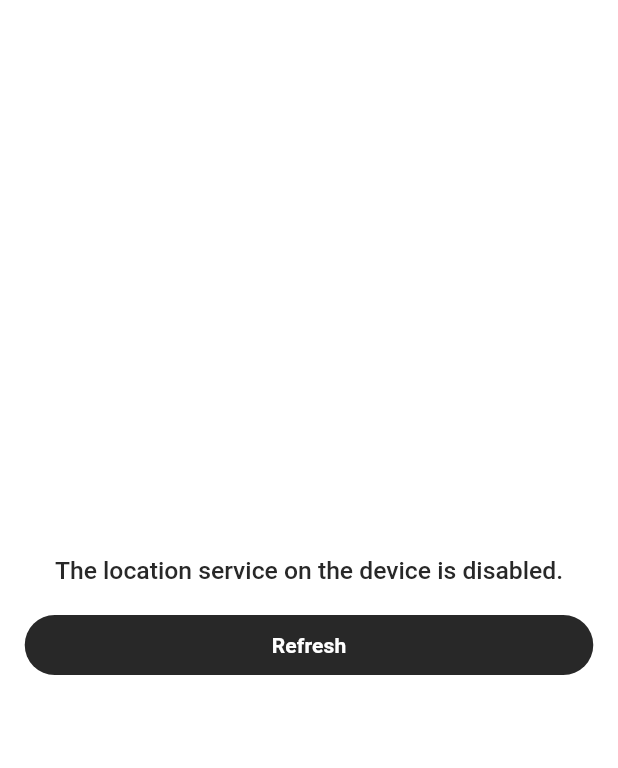
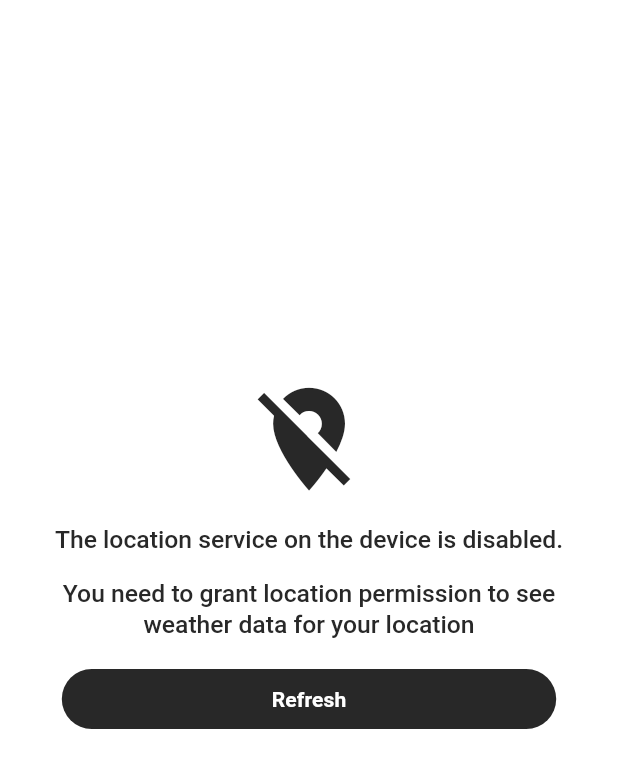
Before and after one commit to recepsenoglu/weather_app_flutter, a Flutter app: the screen it shows after launch, on a phone screen of 412 x 824 dp. Shown: the top 768 px of the screen. Run offline on Flutter 3.47's test engine with Material 3 defaults, Android fonts, the phone set to English and light mode, and no system bars; our stand-ins replace dio, geocoding, geolocator; statements that could not run were skipped.

Commit message:
error widgets ui fixed

```diff
--- a/lib/screens/weather_screen/weather_screen.dart
+++ b/lib/screens/weather_screen/weather_screen.dart
@@ -39,7 +39,7 @@ class WeatherScreen extends StatelessWidget {
                         ? SystemUiOverlayStyle.dark
                         : SystemUiOverlayStyle.light,
               ),
-              body: _getBody(provider),
+              body: SizedBox(width: double.infinity, child: _getBody(provider)),
             ),
           );
         },
@@ -519,12 +519,21 @@ class DataCouldNotGet extends StatelessWidget {
   @override
   Widget build(BuildContext context) {
     return Padding(
-      padding: AppSizes.getHorizontalPadding(0.04),
+      padding: AppSizes.getHorizontalPadding(0.04).copyWith(
+        bottom: AppSizes.getHeight(0.1),
+      ),
       child: Column(
         mainAxisAlignment: MainAxisAlignment.center,
         children: [
+          Icon(
+            Icons.error_outline,
+            size: AppSizes.getWidth(0.2),
+            color: Theme.of(context).colorScheme.onSurface,
+          ),
+          const SizedBox(height: 15),
           Text(
             AppStrings.weatherDataCouldNotGet,
+            textAlign: TextAlign.center,
             style: Theme.of(context).textTheme.headlineMedium!.copyWith(
                   fontSize: AppSizes.getWidth(0.04),
                   color: Theme.of(context).colorScheme.onSurface,
@@ -553,12 +562,30 @@ class NoLocationWidget extends StatelessWidget {
   @override
   Widget build(BuildContext context) {
     return Padding(
-      padding: AppSizes.getHorizontalPadding(0.04),
+      padding: AppSizes.getHorizontalPadding(0.04).copyWith(
+        bottom: AppSizes.getHeight(0.1),
+      ),
       child: Column(
         mainAxisAlignment: MainAxisAlignment.center,
         children: [
+          Icon(
+            Icons.location_off,
+            size: AppSizes.getWidth(0.2),
+            color: Theme.of(context).colorScheme.onSurface,
+          ),
+          const SizedBox(height: 15),
           Text(
             errorText,
+            textAlign: TextAlign.center,
+            style: Theme.of(context).textTheme.headlineMedium!.copyWith(
+                  fontSize: AppSizes.getWidth(0.04),
+                  color: Theme.of(context).colorScheme.onSurface,
+                ),
+          ),
+          const SizedBox(height: 15),
+          Text(
+            AppStrings.locationDescription,
+            textAlign: TextAlign.center,
             style: Theme.of(context).textTheme.headlineMedium!.copyWith(
                   fontSize: AppSizes.getWidth(0.04),
                   color: Theme.of(context).colorScheme.onSurface,
--- a/lib/utils/app_strings.dart
+++ b/lib/utils/app_strings.dart
@@ -3,6 +3,8 @@ class AppStrings {
   static const locationPermissionDenied = 'Location permission denied';
   static const locationPermissionDeniedForever =
       'Location permission denied forever';
+  static const locationDescription =
+      'You need to grant location permission to see weather data for your location';
   static const openSettings = 'Open Settings';
   static const openSettingsDescription =
       'Please open settings and grant location permission to use this feature';
--- a/lib/widgets/custom_button.dart
+++ b/lib/widgets/custom_button.dart
@@ -1,5 +1,6 @@
 import 'package:flutter/cupertino.dart';
 import 'package:flutter/material.dart';
+import 'package:weather_app_flutter/utils/app_sizes.dart';
 
 import '../utils/app_colors.dart';
 
@@ -36,7 +37,7 @@ class CustomButton extends StatelessWidget {
   @override
   Widget build(BuildContext context) {
     return SizedBox(
-      width: width ?? double.infinity,
+      width: width ?? AppSizes.getWidth(0.8),
       height: height,
       child: IgnorePointer(
         ignoring: loading || disabled,
```
